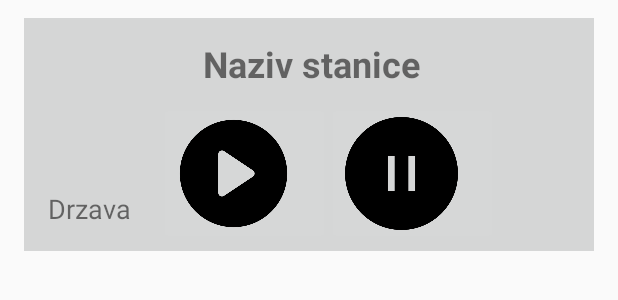
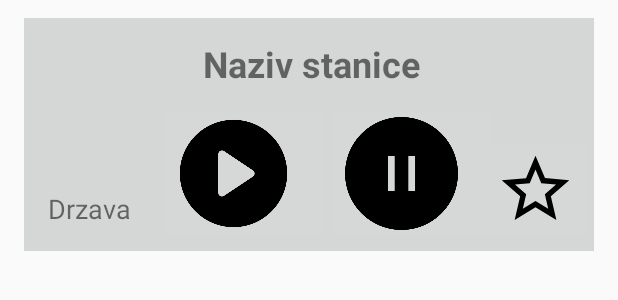
Before and after one commit to ivana-ignjatovic/RadioS, an Android app: the layout item_radio.xml on its own in the app's theme, with its tools: preview values and no code run, on a phone screen of 412 x 824 dp. Shown: the top 300 px of the screen. Run offline under Robolectric (Android 15) with nearby library versions, the phone set to English and light mode, and no system bars.

```diff
--- a/app/src/main/java/com/example/radios/radioslist/recycler/RadioRVViewHolder.kt
+++ b/app/src/main/java/com/example/radios/radioslist/recycler/RadioRVViewHolder.kt
@@ -10,6 +10,7 @@ class RadioRVViewHolder(view: View) : RecyclerView.ViewHolder(view) {
 
 
     fun bind(radio: Radio, onItemCLicked:(String)-> Unit) {
+
 
         var mediaPlayer: android.media.MediaPlayer
         mediaPlayer = android.media.MediaPlayer()
@@ -40,6 +41,9 @@ class RadioRVViewHolder(view: View) : RecyclerView.ViewHolder(view) {
                 mediaPlayer.release()
             }
         }
+        itemView.btnSave.setOnClickListener(){
+
+        }
 
     }
 
--- /dev/null
+++ b/app/src/main/res/drawable/ic_2star.xml
@@ -0,0 +1,5 @@
+<vector android:height="54dp" android:tint="#000000"
+    android:viewportHeight="24" android:viewportWidth="24"
+    android:width="54dp" xmlns:android="http://schemas.android.com/apk/res/android">
+    <path android:fillColor="@android:color/white" android:pathData="M22,9.24l-7.19,-0.62L12,2 9.19,8.63 2,9.24l5.46,4.73L5.82,21 12,17.27 18.18,21l-1.63,-7.03L22,9.24zM12,15.4l-3.76,2.27 1,-4.28 -3.32,-2.88 4.38,-0.38L12,6.1l1.71,4.04 4.38,0.38 -3.32,2.88 1,4.28L12,15.4z"/>
+</vector>
--- /dev/null
+++ b/app/src/main/res/drawable/ic_home.xml
@@ -0,0 +1,5 @@
+<vector android:height="24dp" android:tint="#000000"
+    android:viewportHeight="24" android:viewportWidth="24"
+    android:width="24dp" xmlns:android="http://schemas.android.com/apk/res/android">
+    <path android:fillColor="@android:color/white" android:pathData="M10,20v-6h4v6h5v-8h3L12,3 2,12h3v8z"/>
+</vector>
--- /dev/null
+++ b/app/src/main/res/drawable/ic_search.xml
@@ -0,0 +1,5 @@
+<vector android:autoMirrored="true" android:height="24dp"
+    android:tint="#000000" android:viewportHeight="24"
+    android:viewportWidth="24" android:width="24dp" xmlns:android="http://schemas.android.com/apk/res/android">
+    <path android:fillColor="@android:color/white" android:pathData="M7,9H2V7h5V9zM7,12H2v2h5V12zM20.59,19l-3.83,-3.83C15.96,15.69 15.02,16 14,16c-2.76,0 -5,-2.24 -5,-5s2.24,-5 5,-5s5,2.24 5,5c0,1.02 -0.31,1.96 -0.83,2.75L22,17.59L20.59,19zM17,11c0,-1.65 -1.35,-3 -3,-3s-3,1.35 -3,3s1.35,3 3,3S17,12.65 17,11zM2,19h10v-2H2V19z"/>
+</vector>
--- /dev/null
+++ b/app/src/main/res/drawable/ic_star.xml
@@ -0,0 +1,5 @@
+<vector android:height="24dp" android:tint="#000000"
+    android:viewportHeight="24" android:viewportWidth="24"
+    android:width="24dp" xmlns:android="http://schemas.android.com/apk/res/android">
+    <path android:fillColor="@android:color/white" android:pathData="M12,17.27L18.18,21l-1.64,-7.03L22,9.24l-7.19,-0.61L12,2 9.19,8.63 2,9.24l5.46,4.73L5.82,21z"/>
+</vector>
--- /dev/null
+++ b/app/src/main/res/drawable/ic_star2.xml
@@ -0,0 +1,5 @@
+<vector android:height="144dp" android:tint="#000000"
+    android:viewportHeight="54" android:viewportWidth="54"
+    android:width="144dp" xmlns:android="http://schemas.android.com/apk/res/android">
+    <path android:fillColor="@android:color/white" android:pathData="M22,9.24l-7.19,-0.62L12,2 9.19,8.63 2,9.24l5.46,4.73L5.82,21 12,17.27 18.18,21l-1.63,-7.03L22,9.24zM12,15.4l-3.76,2.27 1,-4.28 -3.32,-2.88 4.38,-0.38L12,6.1l1.71,4.04 4.38,0.38 -3.32,2.88 1,4.28L12,15.4z"/>
+</vector>
--- /dev/null
+++ b/app/src/main/res/drawable/ic_star3.xml
@@ -0,0 +1,5 @@
+<vector android:height="24dp" android:tint="#000000"
+    android:viewportHeight="24" android:viewportWidth="24"
+    android:width="24dp" xmlns:android="http://schemas.android.com/apk/res/android">
+    <path android:fillColor="@android:color/white" android:pathData="M22,9.24l-7.19,-0.62L12,2 9.19,8.63 2,9.24l5.46,4.73L5.82,21 12,17.27 18.18,21l-1.63,-7.03L22,9.24zM12,15.4l-3.76,2.27 1,-4.28 -3.32,-2.88 4.38,-0.38L12,6.1l1.71,4.04 4.38,0.38 -3.32,2.88 1,4.28L12,15.4z"/>
+</vector>
--- a/app/src/main/res/layout/item_radio.xml
+++ b/app/src/main/res/layout/item_radio.xml
@@ -64,5 +64,19 @@
         app:layout_constraintEnd_toEndOf="parent"
         app:srcCompat="@drawable/pause" />
 
+    <ImageButton
+        android:id="@+id/btnSave"
+        android:layout_width="wrap_content"
+        android:layout_height="wrap_content"
+        android:contextClickable="true"
+        app:layout_constraintBottom_toBottomOf="parent"
+        app:layout_constraintHorizontal_bias="1.0"
+        app:layout_constraintLeft_toRightOf="@id/btnpause"
+        app:layout_constraintRight_toRightOf="parent"
+        app:layout_constraintTop_toBottomOf="@id/TVname"
+
+        app:layout_constraintVertical_bias="0.851"
+        app:srcCompat="@drawable/ic_2star" />
+
 
 </androidx.constraintlayout.widget.ConstraintLayout>
```
Also changed, not shown: app/src/main/java/com/example/radios/radioslist/view/RadioListFragment.kt (+27 -7 lines), app/src/main/res/layout/fragment_radio_list.xml (+13 -0 lines), app/src/main/res/menu/bottom_menu.xml (added, +17 -0 lines), app/src/main/res/menu/search.xml (added, +12 -0 lines), app/src/main/java/com/example/radios/base/MainActivity.kt (line endings or trailing spaces).
